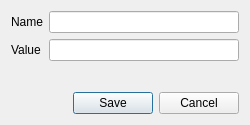
Kuszki/K-Plots, file variablesdialog.ui: the form before one commit.
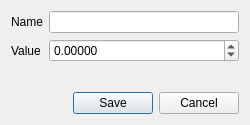
The form after the commit. Icons and pictures are not drawn.

Commit message: Replace QLineEdit with QDoubleSpinBox

```diff
--- a/variablesdialog.ui
+++ b/variablesdialog.ui
@@ -65,7 +65,17 @@
     </spacer>
    </item>
    <item row="1" column="1">
-    <widget class="QLineEdit" name="Value"/>
+    <widget class="QDoubleSpinBox" name="Value">
+     <property name="decimals">
+      <number>5</number>
+     </property>
+     <property name="minimum">
+      <double>-100000.000000000000000</double>
+     </property>
+     <property name="maximum">
+      <double>100000.000000000000000</double>
+     </property>
+    </widget>
    </item>
   </layout>
  </widget>
```
Left out of the diff: 20 changed lines with no effect on the pictures. The commit also changes 1 other file.
